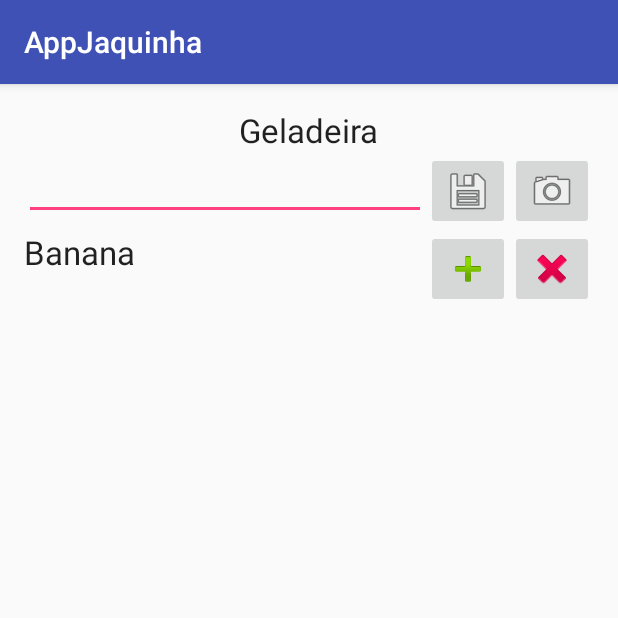
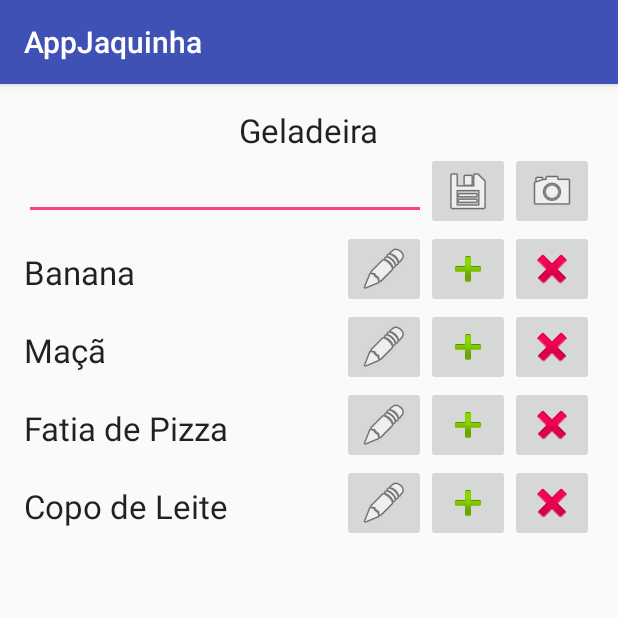
Before and after one commit to mpcayres/AppJaquinha, an Android app: the GeladeiraActivity screen opened directly, with no data from a screen before it, on a phone screen of 412 x 824 dp, the top half of it. Run offline under Robolectric (Android 15) with nearby library versions, the phone set to English and light mode, and no system bars.

Commit message:
ajustes geladeira e tela de login

```diff
--- a/app/src/main/res/layout/activity_geladeira.xml
+++ b/app/src/main/res/layout/activity_geladeira.xml
@@ -61,12 +61,18 @@
 
 
             <TextView
+                android:layout_marginTop="20px"
                 android:layout_width="wrap_content"
                 android:layout_height="match_parent"
                 android:textAppearance="?android:attr/textAppearanceLarge"
                 android:text="Banana"
                 android:id="@+id/Food"
                 android:layout_weight="1" />
+            <ImageButton
+                android:layout_width="wrap_content"
+                android:layout_height="wrap_content"
+                android:id="@+id/imageButtonEdit"
+                android:src="@android:drawable/ic_menu_edit" />
 
             <ImageButton
                 android:layout_width="wrap_content"
@@ -80,5 +86,116 @@
                 android:id="@+id/imageButtonDelete"
                 android:src="@android:drawable/ic_delete" />
         </LinearLayout>
+
+        <LinearLayout
+            android:orientation="horizontal"
+            android:layout_width="match_parent"
+            android:layout_height="wrap_content"
+            android:layout_gravity="center_horizontal"
+            android:weightSum="1">
+
+
+            <TextView
+                android:layout_marginTop="20px"
+                android:layout_width="wrap_content"
+                android:layout_height="match_parent"
+                android:textAppearance="?android:attr/textAppearanceLarge"
+                android:text="Maçã"
+                android:id="@+id/Food2"
+                android:layout_weight="1" />
+            <ImageButton
+                android:layout_width="wrap_content"
+                android:layout_height="wrap_content"
+                android:id="@+id/imageButtonEdit2"
+                android:src="@android:drawable/ic_menu_edit" />
+
+            <ImageButton
+                android:layout_width="wrap_content"
+                android:layout_height="wrap_content"
+                android:id="@+id/imageButtonAdd2"
+                android:src="@android:drawable/ic_input_add" />
+
+            <ImageButton
+                android:layout_width="wrap_content"
+                android:layout_height="wrap_content"
+                android:id="@+id/imageButtonDelete2"
+                android:src="@android:drawable/ic_delete" />
+        </LinearLayout>
+
+
+        <LinearLayout
+            android:orientation="horizontal"
+            android:layout_width="match_parent"
+            android:layout_height="wrap_content"
+            android:layout_gravity="center_horizontal"
+            android:weightSum="1">
+
+
+            <TextView
+                android:layout_marginTop="20px"
+                android:layout_width="wrap_content"
+                android:layout_height="match_parent"
+                android:textAppearance="?android:attr/textAppearanceLarge"
+                android:text="Fatia de Pizza"
+                android:id="@+id/Food3"
+                android:layout_weight="1" />
+            <ImageButton
+                android:layout_width="wrap_content"
+                android:layout_height="wrap_content"
+                android:id="@+id/imageButtonEdit3"
+                android:src="@android:drawable/ic_menu_edit" />
+
+            <ImageButton
+                android:layout_width="wrap_content"
+                android:layout_height="wrap_content"
+                android:id="@+id/imageButtonAdd3"
+                android:src="@android:drawable/ic_input_add" />
+
+            <ImageButton
+                android:layout_width="wrap_content"
+                android:layout_height="wrap_content"
+                android:id="@+id/imageButtonDelete3"
+                android:src="@android:drawable/ic_delete" />
+        </LinearLayout>
+
+
+        <LinearLayout
+            android:orientation="horizontal"
+            android:layout_width="match_parent"
+            android:layout_height="wrap_content"
+            android:layout_gravity="center_horizontal"
+            android:weightSum="1">
+
+
+            <TextView
+                android:layout_marginTop="20px"
+                android:layout_width="wrap_content"
+                android:layout_height="match_parent"
+                android:textAppearance="?android:attr/textAppearanceLarge"
+                android:text="Copo de Leite"
+                android:id="@+id/Food4"
+                android:layout_weight="1" />
+            <ImageButton
+                android:layout_width="wrap_content"
+                android:layout_height="wrap_content"
+                android:id="@+id/imageButtonEdit4"
+                android:src="@android:drawable/ic_menu_edit" />
+
+            <ImageButton
+                android:layout_width="wrap_content"
+                android:layout_height="wrap_content"
+                android:id="@+id/imageButtonAdd4"
+                android:src="@android:drawable/ic_input_add" />
+
+            <ImageButton
+                android:layout_width="wrap_content"
+                android:layout_height="wrap_content"
+                android:id="@+id/imageButtonDelete4"
+                android:src="@android:drawable/ic_delete" />
+        </LinearLayout>
+
+
+
+
     </LinearLayout>
 </RelativeLayout>
--- a/app/src/main/res/layout/activity_login.xml
+++ b/app/src/main/res/layout/activity_login.xml
@@ -14,7 +14,8 @@
         android:layout_width="match_parent"
         android:layout_height="match_parent"
         android:layout_centerVertical="true"
-        android:layout_centerHorizontal="true">
+        android:layout_centerHorizontal="true"
+        android:weightSum="1">
 
         <TextView
             android:layout_width="wrap_content"
@@ -24,17 +25,28 @@
             android:id="@+id/textView2"
             android:layout_gravity="center_horizontal" />
 
+
+        <LinearLayout
+            android:orientation="vertical"
+            android:layout_width="match_parent"
+            android:layout_height="wrap_content"
+            android:layout_gravity="center_horizontal"></LinearLayout>
+
         <Button
-            android:layout_marginTop= "100dp"
-            android:layout_width="198dp"
+            android:layout_marginTop="20px"
+            android:layout_width="146dp"
             android:layout_height="wrap_content"
-            android:text="ENTRAR"
+            android:text="Login"
             android:id="@+id/button"
-            android:layout_gravity="center_horizontal"
+            android:layout_gravity="center_horizontal" />
 
-
-
-            />
+        <Button
+            android:layout_marginTop="20px"
+            android:layout_width="146dp"
+            android:layout_height="wrap_content"
+            android:text="Cadastro"
+            android:id="@+id/button2"
+            android:layout_gravity="center_horizontal" />
 
         <ImageView
             android:layout_marginTop= "10dp"
```
